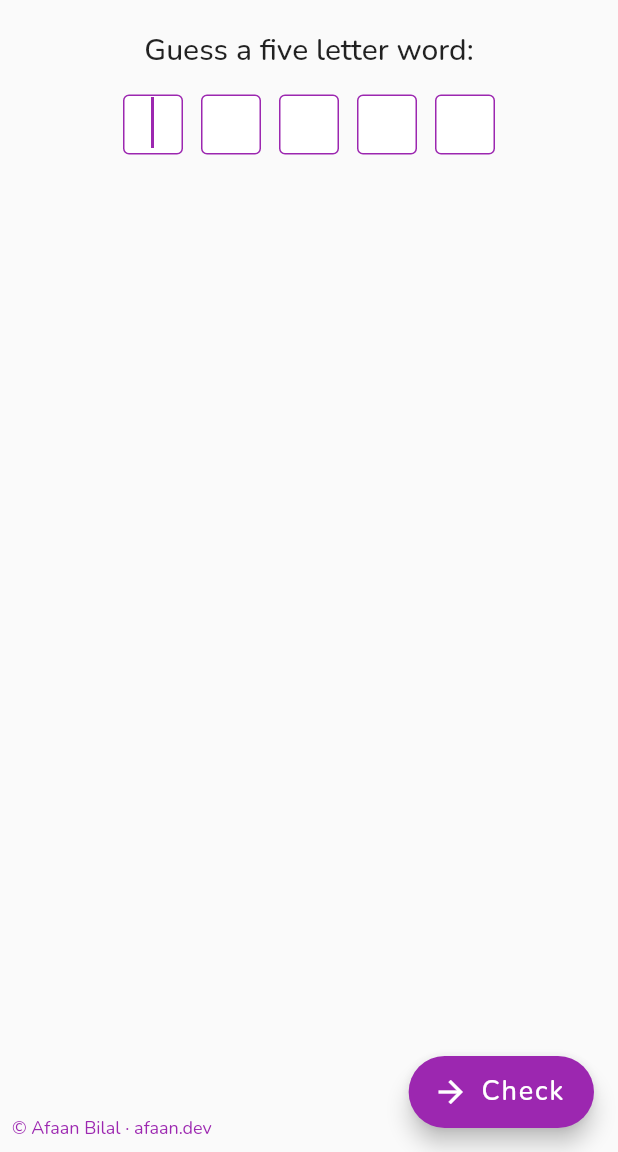
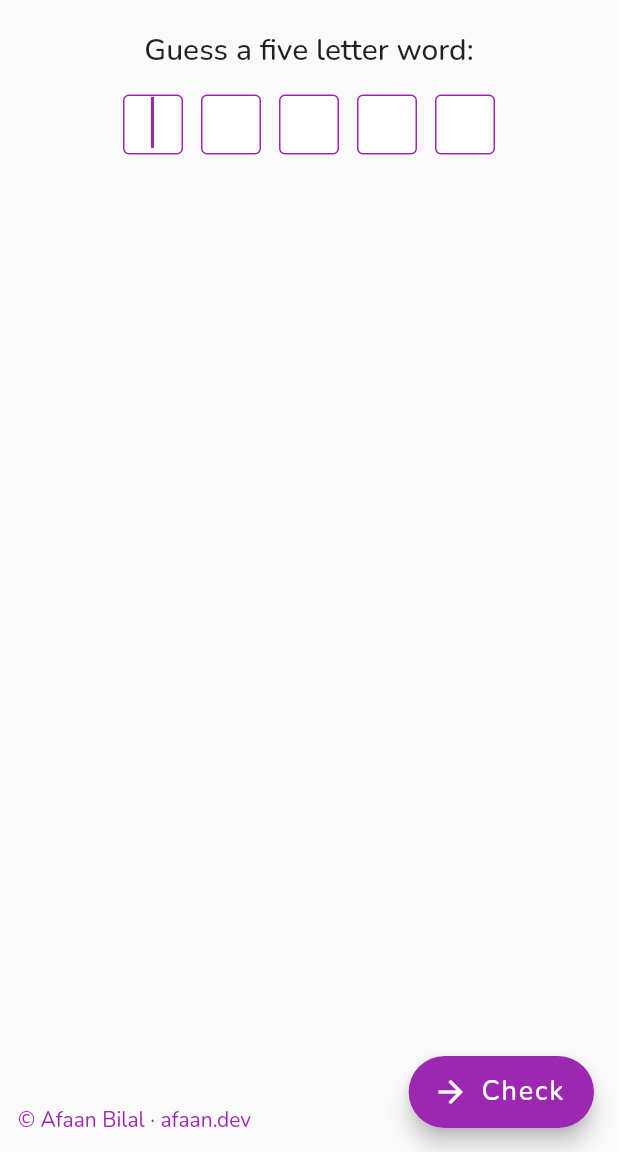
Before and after one commit to AfaanBilal/word_hunt, a Flutter app: the screen it shows after launch, on a phone screen of 412 x 824 dp, the part 84-1236 px from its top. Run offline on Flutter 3.47's test engine with Material 2 defaults, Android fonts, the light colour scheme and no system bars.

```diff
--- a/lib/main.dart
+++ b/lib/main.dart
@@ -292,8 +292,8 @@ class _WordHuntState extends State<WordHunt> {
             ),
           ),
           const Padding(
-            padding: EdgeInsets.all(8.0),
-            child: Text('© Afaan Bilal · afaan.dev', style: TextStyle(fontSize: 12.0, color: Colors.purple)),
+            padding: EdgeInsets.all(12.0),
+            child: Text('© Afaan Bilal · afaan.dev', style: TextStyle(fontSize: 14.0, color: Colors.purple)),
           ),
         ],
       ),
```
